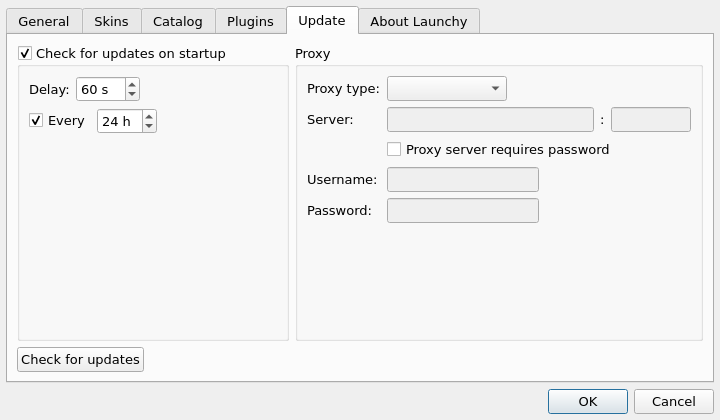
Qt form src/OptionDialog.ui (samsonwang/LaunchyQt) before a commit.
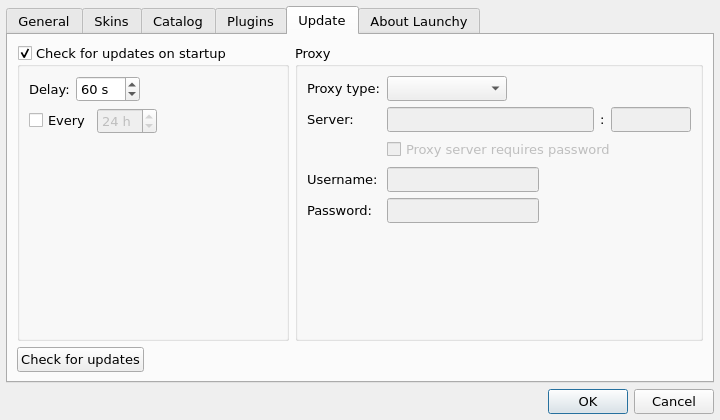
The same form after that commit. The open tabs and pages were chosen to show the change. Icons and pictures are not drawn. Custom widgets are drawn as their Qt base class.

Commit message: add proxy settings in option dialog

What changed in the file:
```diff
--- a/src/OptionDialog.ui
+++ b/src/OptionDialog.ui
@@ -1569,16 +1569,22 @@
              <layout class="QHBoxLayout" name="horizontalLayout_17">
               <item>
                <widget class="QCheckBox" name="cbCheckUpdateRepeat">
+                <property name="enabled">
+                 <bool>true</bool>
+                </property>
                 <property name="text">
                  <string>Every</string>
                 </property>
                 <property name="checked">
-                 <bool>true</bool>
+                 <bool>false</bool>
                 </property>
                </widget>
               </item>
               <item>
                <widget class="QSpinBox" name="sbCheckUpdateInterval">
+                <property name="enabled">
+                 <bool>false</bool>
+                </property>
                 <property name="minimumSize">
                  <size>
                   <width>60</width>
@@ -1684,6 +1690,9 @@
             </item>
             <item row="2" column="1">
              <widget class="QCheckBox" name="cbProxyRequiresPassword">
+              <property name="enabled">
+               <bool>false</bool>
+              </property>
               <property name="text">
                <string>Proxy server requires password</string>
               </property>
```
Left out of the diff: 2 changed lines with no effect on the pictures. The commit also changes 5 other files.
